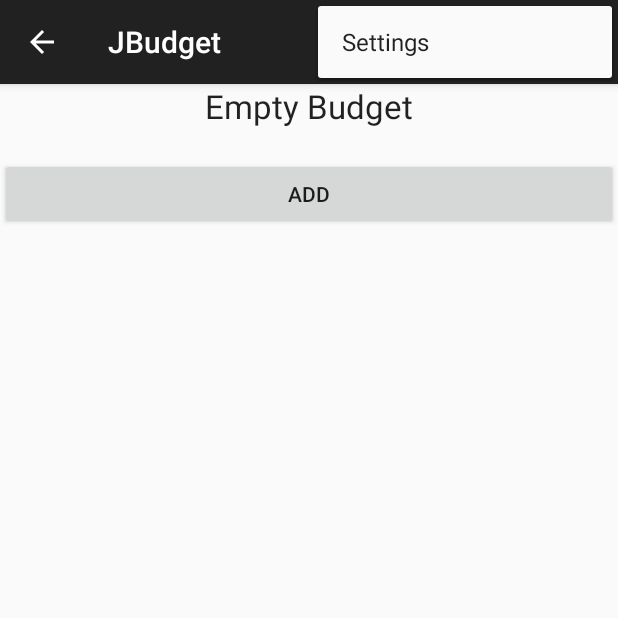
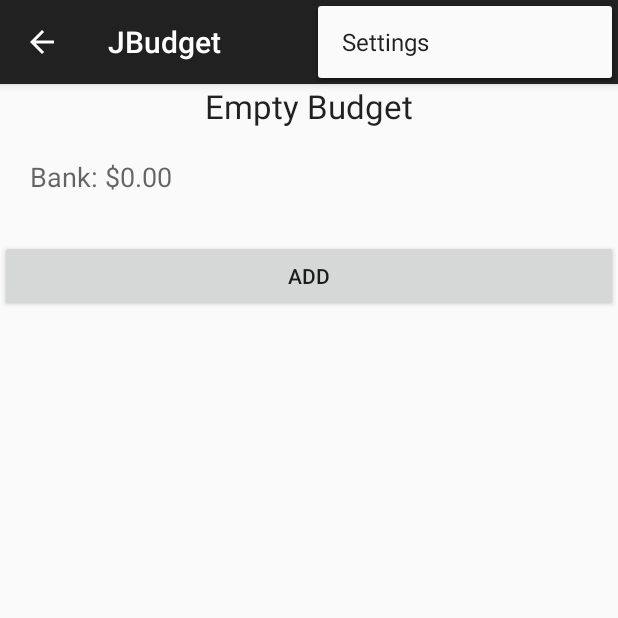
Before and after one commit to JanusErasmus/droid-finance, an Android app: the screen it shows after launch (MainActivity), with the options menu open, on a phone screen of 412 x 824 dp, the top half of it. Run offline under Robolectric (Android 15) with nearby library versions, the phone set to English and light mode, and no system bars; 2 statements that could not run were skipped.

Commit message:
Bank balance is calculated and shown

```diff
--- a/JBudget/app/src/main/java/com/janus/jbudget/JBudget.java
+++ b/JBudget/app/src/main/java/com/janus/jbudget/JBudget.java
@@ -36,6 +36,7 @@ public class JBudget {
     private int mVersion;
     private float mIncome;
     private float mBank;
+    private float mBankBalance;
 
     static public void init() {
         if (__instance == null) {
@@ -517,7 +518,17 @@ public class JBudget {
 
 			categoryBalance.add(parent);
 		}
+
+        mBankBalance = mIncome;
+        for(JTransaction tr : transactionList)
+        {
+            mBankBalance -= tr.amount;
+        }
 	}
+
+    public float getBalance() {
+        return mBankBalance;
+    }
 
 	private float getBalance(JCategory parent) {
 
--- a/JBudget/app/src/main/java/com/janus/jbudget/SummaryFragment.java
+++ b/JBudget/app/src/main/java/com/janus/jbudget/SummaryFragment.java
@@ -1,15 +1,15 @@
 package com.janus.jbudget;
 
 import android.app.Activity;
-import android.content.Intent;
 import android.os.Bundle;
 import android.support.v4.app.Fragment;
-import android.util.Log;
 import android.view.LayoutInflater;
 import android.view.View;
 import android.view.ViewGroup;
 import android.widget.ExpandableListView;
 import android.widget.TextView;
+
+import java.text.NumberFormat;
 
 public class SummaryFragment extends Fragment {
     /**
@@ -57,6 +57,8 @@ public class SummaryFragment extends Fragment {
         );
         listView.setAdapter(mAdapter);
 
+        setBankBalance(view);
+
         return view;
     }
 
@@ -72,6 +74,16 @@ public class SummaryFragment extends Fragment {
 
         if(mAdapter != null) {
             mAdapter.notifyDataSetChanged();
+
+            setBankBalance(getView());
         }
     }
+
+    private void setBankBalance(View view) {
+
+        TextView name = (TextView) view.findViewById(R.id.bank_balance);
+        NumberFormat formatter = NumberFormat.getCurrencyInstance();
+        String balanceString = formatter.format(JBudget.get().getBalance());
+        name.setText(getString(R.string.balance_summary) + " " + balanceString);
+    }
 }
--- a/JBudget/app/src/main/res/layout/fragment_summary.xml
+++ b/JBudget/app/src/main/res/layout/fragment_summary.xml
@@ -17,6 +17,17 @@
             android:groupIndicator="@null"
             android:id="@+id/expCategory" />
 
+    <TextView
+        android:layout_width="wrap_content"
+        android:layout_height="wrap_content"
+        android:layout_marginStart="20dp"
+        android:layout_marginEnd="10dp"
+        android:layout_marginTop="20dp"
+        android:layout_marginBottom="10dp"
+        android:textAppearance="?android:attr/textAppearanceMedium"
+        android:id="@+id/bank_balance"
+        android:layout_gravity="left" />
+
         <Button
             style="?android:attr/buttonStyleSmall"
             android:layout_width="fill_parent"
--- a/JBudget/app/src/main/res/values/strings.xml
+++ b/JBudget/app/src/main/res/values/strings.xml
@@ -3,6 +3,7 @@
 
     <string name="app_name">JBudget</string>
     <string name="title_summary">Summary</string>
+    <string name="balance_summary">Bank: </string>
     <string name="title_trans">Transactions</string>
     <string name="title_category">Categories</string>
     <string name="title_files">Files</string>
```
